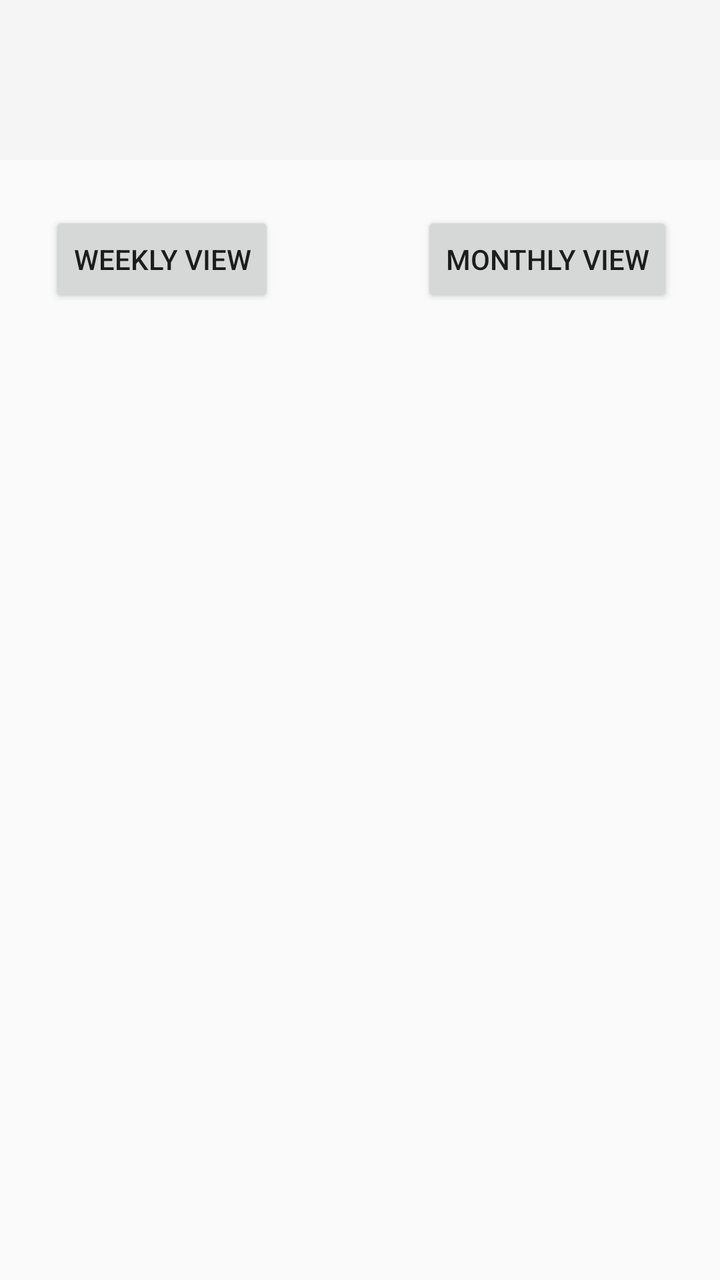
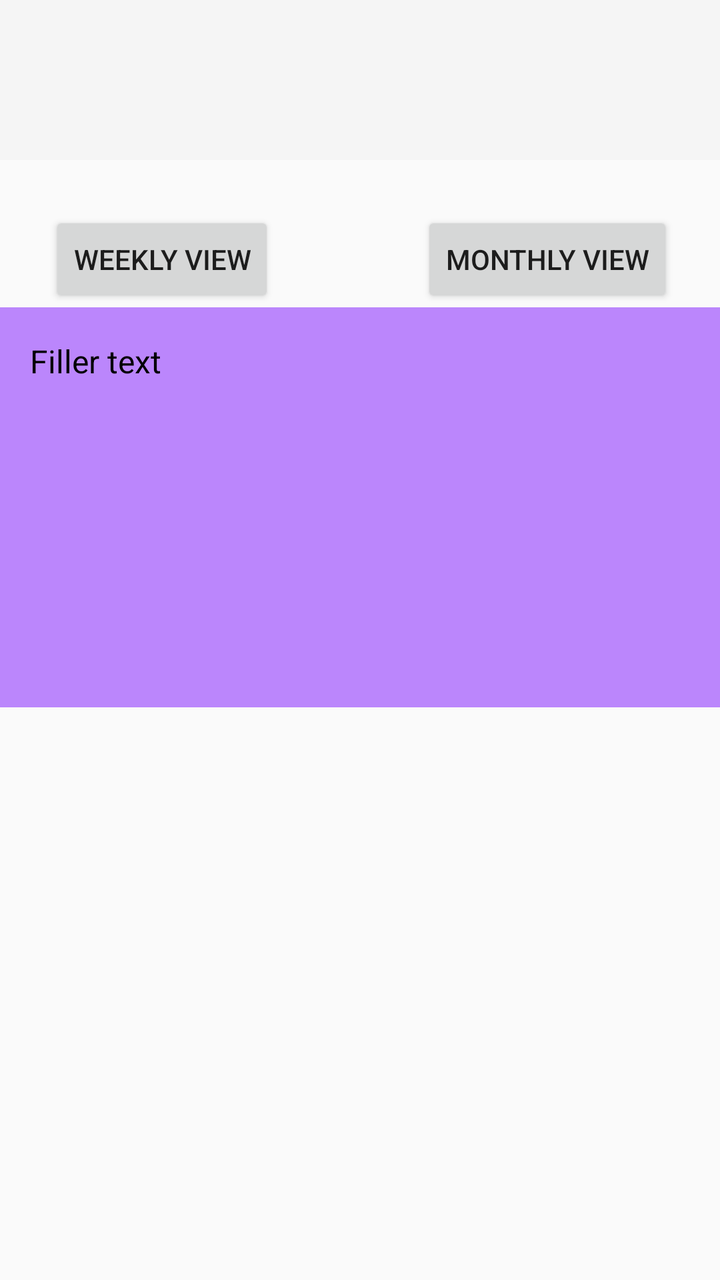

Before-and-after screenshots of an Android layout around one commit, followed by the original layout XML and the change that was made.
<!-- AndroidManifest.xml: application theme Theme.MentalHealthApp -->
<!-- res/layout/data_tracking.xml -->
<?xml version="1.0" encoding="utf-8"?>
<androidx.coordinatorlayout.widget.CoordinatorLayout xmlns:android="http://schemas.android.com/apk/res/android"
    xmlns:app="http://schemas.android.com/apk/res-auto"


    android:layout_width="match_parent"
    android:layout_height="match_parent">

    <androidx.constraintlayout.widget.ConstraintLayout
        android:layout_width="match_parent"
        android:layout_height="match_parent"
        android:id="@+id/master_constraint">

        <com.google.android.material.appbar.AppBarLayout
            android:id="@+id/screen_title"
            android:text="@string/data_tracking"
            android:layout_width="match_parent"
            android:layout_height="80dp"
            app:layout_constraintStart_toStartOf="parent"
            app:layout_constraintEnd_toEndOf="parent"
            app:layout_constraintTop_toTopOf="parent"/>

        <Button
            android:id="@+id/weekly_view"
            android:layout_width="wrap_content"
            android:layout_height="wrap_content"
            android:text="@string/weekly_view"
            app:layout_constraintBottom_toBottomOf="parent"
            app:layout_constraintEnd_toEndOf="parent"
            app:layout_constraintHorizontal_bias="0.1"
            app:layout_constraintStart_toStartOf="parent"
            app:layout_constraintTop_toBottomOf="@+id/screen_title"
            app:layout_constraintVertical_bias="0.05"/>

        <Button
            android:id="@+id/monthly_view"
            android:layout_width="wrap_content"
            android:layout_height="wrap_content"
            android:text="@string/monthly_view"
            app:layout_constraintBottom_toBottomOf="parent"
            app:layout_constraintEnd_toEndOf="parent"
            app:layout_constraintHorizontal_bias="0.9"
            app:layout_constraintStart_toStartOf="parent"
            app:layout_constraintTop_toBottomOf="@+id/screen_title"
            app:layout_constraintVertical_bias="0.05"/>


    </androidx.constraintlayout.widget.ConstraintLayout>


</androidx.coordinatorlayout.widget.CoordinatorLayout>
<!-- resources referenced by this layout -->
<resources>
  <string name="data_tracking">Data Tracking</string>
  <string name="monthly_view">Monthly View</string>
  <string name="weekly_view">Weekly View</string>
  <style name="Theme.MentalHealthApp" parent="Theme.AppCompat.Light" />
</resources>

<!-- the commit's change to res/layout/data_tracking.xml (unified diff, before → after) -->
@@ -44,6 +44,37 @@
             app:layout_constraintTop_toBottomOf="@+id/screen_title"
             app:layout_constraintVertical_bias="0.05"/>
 
+        <HorizontalScrollView
+            android:id="@+id/score_graph"
+            android:layout_width="363dp"
+            android:layout_height="200dp"
+            android:background="@color/purple_200"
+            android:fillViewport="true"
+            app:layout_anchor="@+id/master_constraint"
+            app:layout_anchorGravity="center"
+            app:layout_constraintWidth_percent="0.9"
+            app:layout_constraintVertical_bias="0.1"
+            app:layout_constraintTop_toBottomOf="@+id/weekly_view"
+            app:layout_constraintStart_toStartOf="parent"
+            app:layout_constraintEnd_toEndOf="parent">
+
+            <LinearLayout
+                android:layout_width="wrap_content"
+                android:layout_height="wrap_content"
+                android:orientation="vertical"
+                android:padding="16dp">
+
+                <TextView
+                    android:id="@+id/my_readable_text"
+                    android:layout_width="match_parent"
+                    android:layout_height="wrap_content"
+                    android:text="@string/Filler_text"
+                    android:textSize="16sp"
+                    android:textColor="@android:color/black"
+                    android:lineSpacingExtra="4dp" />
+            </LinearLayout>
+        </HorizontalScrollView>
+
 
     </androidx.constraintlayout.widget.ConstraintLayout>
 
<!-- resource entries referenced after the edit -->
@@ -1,5 +1,7 @@
 <!-- resources referenced by this layout -->
 <resources>
+  <color name="purple_200">#FFBB86FC</color>
+  <string name="Filler_text">Filler text</string>
   <string name="data_tracking">Data Tracking</string>
   <string name="monthly_view">Monthly View</string>
   <string name="weekly_view">Weekly View</string>
